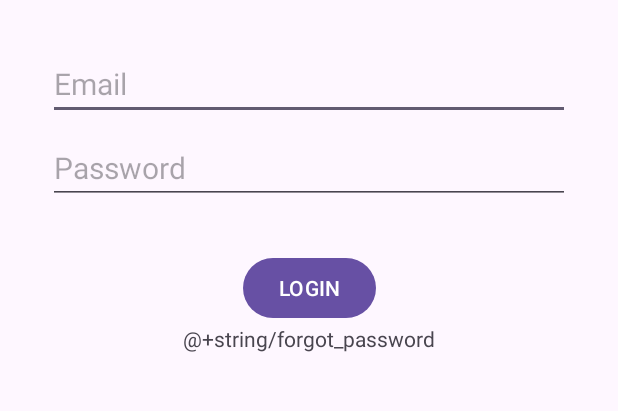
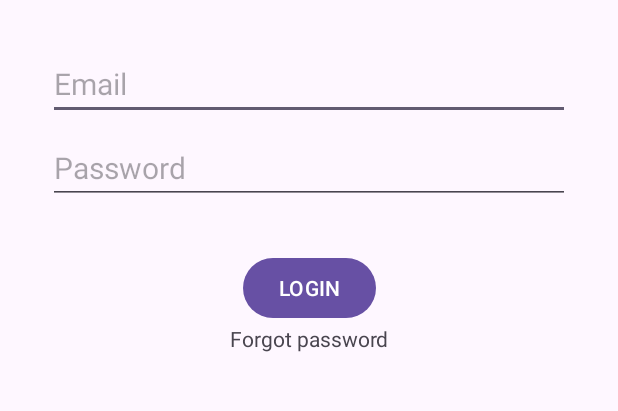
Before and after one commit to nguyentk31/Attendance-Application, an Android app: the screen it shows after launch (MainActivity), on a phone screen of 412 x 824 dp, the part 348-759 px from its top. Run offline under Robolectric (Android 15) with nearby library versions, the phone set to English and light mode, and no system bars; our stand-ins replace Firebase (no records; nobody signed in at launch, a user with empty details on screens opened directly), Room's generated code.

Commit message:
xu ly dung do

```diff
--- a/app/src/main/AndroidManifest.xml
+++ b/app/src/main/AndroidManifest.xml
@@ -23,7 +23,7 @@
             android:name=".Activities.SecondActivity"
             android:exported="false" />
         <activity
-            android:name=".MainActivity"
+            android:name=".Activities.MainActivity"
             android:exported="true">
             <intent-filter>
                 <action android:name="android.intent.action.MAIN" />
--- a/app/src/main/java/com/example/attendanceapplication/Activities/ForgotPasswordActivity.java
+++ b/app/src/main/java/com/example/attendanceapplication/Activities/ForgotPasswordActivity.java
@@ -13,7 +13,6 @@ import android.widget.Toast;
 import androidx.annotation.NonNull;
 import androidx.appcompat.app.AppCompatActivity;
 
-import com.example.attendanceapplication.MainActivity;
 import com.example.attendanceapplication.R;
 import com.google.android.gms.tasks.OnCompleteListener;
 import com.google.android.gms.tasks.Task;
--- a/app/src/main/java/com/example/attendanceapplication/Activities/MainActivity.java
+++ b/app/src/main/java/com/example/attendanceapplication/Activities/MainActivity.java
@@ -1,4 +1,4 @@
-package com.example.attendanceapplication;
+package com.example.attendanceapplication.Activities;
 
 import androidx.appcompat.app.AppCompatActivity;
 import androidx.room.Room;
@@ -10,10 +10,9 @@ import android.widget.Button;
 import android.widget.EditText;
 import android.widget.Toast;
 
-import com.example.attendanceapplication.Activities.AddRole;
-import com.example.attendanceapplication.Activities.SecondActivity;
 import com.example.attendanceapplication.DataAccess.AppDatabase;
 import com.example.attendanceapplication.Models.UserModel;
+import com.example.attendanceapplication.R;
 import com.google.firebase.auth.FirebaseAuth;
 
 public class MainActivity extends AppCompatActivity {
--- a/app/src/main/java/com/example/attendanceapplication/DataAccess/AppDatabase.java
+++ b/app/src/main/java/com/example/attendanceapplication/DataAccess/AppDatabase.java
@@ -1,13 +1,9 @@
 package com.example.attendanceapplication.DataAccess;
-
-import android.content.Context;
-import android.os.AsyncTask;
 
 import androidx.room.AutoMigration;
 import androidx.room.Database;
 import androidx.room.RoomDatabase;
 import androidx.room.TypeConverters;
-import androidx.room.Room;
 import com.example.attendanceapplication.Converters.Converter;
 import com.example.attendanceapplication.Models.AcceptReport;
 import com.example.attendanceapplication.Models.ManagerModel;
--- a/app/src/main/java/com/example/attendanceapplication/Fragments/ProfileFragment.java
+++ b/app/src/main/java/com/example/attendanceapplication/Fragments/ProfileFragment.java
@@ -9,9 +9,8 @@ import android.widget.Button;
 import android.widget.Toast;
 import androidx.fragment.app.Fragment;
 
-import com.example.attendanceapplication.MainActivity;
+import com.example.attendanceapplication.Activities.MainActivity;
 import com.example.attendanceapplication.R;
-import com.example.attendanceapplication.SecondActivity;
 import com.google.firebase.auth.FirebaseAuth;
 
 public class ProfileFragment extends Fragment {
--- a/app/src/main/java/com/example/attendanceapplication/Models/AcceptReport.java
+++ b/app/src/main/java/com/example/attendanceapplication/Models/AcceptReport.java
@@ -2,7 +2,6 @@ package com.example.attendanceapplication.Models;
 
 import androidx.room.Entity;
 import androidx.room.ForeignKey;
-import androidx.room.PrimaryKey;
 
 @Entity(tableName = "DuyetBaoCao" ,primaryKeys = {"MaBaoCao" , "MaQuanLy" , "MaTrangThai"},
         foreignKeys = {
--- a/app/src/main/java/com/example/attendanceapplication/Models/ConfigureRelation/RoleWithManagers.java
+++ b/app/src/main/java/com/example/attendanceapplication/Models/ConfigureRelation/RoleWithManagers.java
@@ -5,8 +5,6 @@ import androidx.room.Relation;
 
 import com.example.attendanceapplication.Models.ManagerModel;
 import com.example.attendanceapplication.Models.RoleModel;
-import com.example.attendanceapplication.Models.RoomModel;
-import com.example.attendanceapplication.Models.UserModel;
 
 import java.util.List;
 
--- a/app/src/main/java/com/example/attendanceapplication/Models/ConfigureRelation/UserWithReports.java
+++ b/app/src/main/java/com/example/attendanceapplication/Models/ConfigureRelation/UserWithReports.java
@@ -4,7 +4,6 @@ import androidx.room.Embedded;
 import androidx.room.Relation;
 
 import com.example.attendanceapplication.Models.ReportModel;
-import com.example.attendanceapplication.Models.RoleModel;
 import com.example.attendanceapplication.Models.UserModel;
 
 import java.util.List;
--- a/app/src/main/java/com/example/attendanceapplication/Models/UserModel.java
+++ b/app/src/main/java/com/example/attendanceapplication/Models/UserModel.java
@@ -1,7 +1,6 @@
 package com.example.attendanceapplication.Models;
 
 import androidx.annotation.NonNull;
-import androidx.room.ColumnInfo;
 import androidx.room.Entity;
 import androidx.room.ForeignKey;
 import androidx.room.PrimaryKey;
--- a/app/src/main/java/com/example/attendanceapplication/Repository/RoleDao.java
+++ b/app/src/main/java/com/example/attendanceapplication/Repository/RoleDao.java
@@ -6,8 +6,6 @@ import androidx.room.Insert;
 import androidx.room.Query;
 
 import com.example.attendanceapplication.Models.RoleModel;
-import com.example.attendanceapplication.Models.RoomModel;
-import com.example.attendanceapplication.Models.UserModel;
 
 import java.util.List;
 
--- a/app/src/main/res/layout/activity_main.xml
+++ b/app/src/main/res/layout/activity_main.xml
@@ -3,8 +3,7 @@
     xmlns:app="http://schemas.android.com/apk/res-auto"
     xmlns:tools="http://schemas.android.com/tools"
     android:layout_width="match_parent"
-    android:layout_height="match_parent"
-    tools:context=".MainActivity">
+    android:layout_height="match_parent">
 
 
     <EditText
@@ -21,7 +20,7 @@
         app:layout_constraintEnd_toEndOf="parent"
         app:layout_constraintHorizontal_bias="0.0"
         app:layout_constraintStart_toStartOf="parent"
-        app:layout_constraintTop_toBottomOf="@+id/imageView" />
+        app:layout_constraintTop_toBottomOf="@id/imageView" />
 
     <EditText
         android:id="@+id/etPassword"
@@ -36,7 +35,7 @@
         android:textSize="20sp"
         app:layout_constraintEnd_toEndOf="parent"
         app:layout_constraintStart_toStartOf="parent"
-        app:layout_constraintTop_toBottomOf="@+id/etEmail" />
+        app:layout_constraintTop_toBottomOf="@id/etEmail" />
 
     <Button
         android:id="@+id/btnLogin"
@@ -46,16 +45,16 @@
         android:text="@string/login"
         app:layout_constraintEnd_toEndOf="parent"
         app:layout_constraintStart_toStartOf="parent"
-        app:layout_constraintTop_toBottomOf="@+id/etPassword" />
+        app:layout_constraintTop_toBottomOf="@id/etPassword" />
 
     <TextView
         android:id="@+id/tvForgotPassword"
         android:layout_width="wrap_content"
         android:layout_height="wrap_content"
-        android:text="@+string/forgot_password"
+        android:text="@string/forgot_password"
         app:layout_constraintEnd_toEndOf="parent"
         app:layout_constraintStart_toStartOf="parent"
-        app:layout_constraintTop_toBottomOf="@+id/btnLogin" />
+        app:layout_constraintTop_toBottomOf="@id/btnLogin" />
 
     <ImageView
         android:id="@+id/imageView"
--- a/app/src/main/res/layout/create_department.xml
+++ b/app/src/main/res/layout/create_department.xml
@@ -1,7 +1,6 @@
 <?xml version="1.0" encoding="utf-8"?>
 <androidx.constraintlayout.widget.ConstraintLayout xmlns:android="http://schemas.android.com/apk/res/android"
     xmlns:app="http://schemas.android.com/apk/res-auto"
-    xmlns:tools="http://schemas.android.com/tools"
     android:layout_width="match_parent"
     android:layout_height="match_parent">
 
--- a/app/src/main/res/layout/create_user.xml
+++ b/app/src/main/res/layout/create_user.xml
@@ -1,7 +1,6 @@
 <?xml version="1.0" encoding="utf-8"?>
 <androidx.constraintlayout.widget.ConstraintLayout xmlns:android="http://schemas.android.com/apk/res/android"
     xmlns:app="http://schemas.android.com/apk/res-auto"
-    xmlns:tools="http://schemas.android.com/tools"
     android:layout_width="match_parent"
     android:layout_height="match_parent">
 
--- a/app/src/main/res/layout/employee_list.xml
+++ b/app/src/main/res/layout/employee_list.xml
@@ -1,7 +1,6 @@
 <?xml version="1.0" encoding="utf-8"?>
 <androidx.constraintlayout.widget.ConstraintLayout xmlns:android="http://schemas.android.com/apk/res/android"
     xmlns:app="http://schemas.android.com/apk/res-auto"
-    xmlns:tools="http://schemas.android.com/tools"
     android:layout_width="match_parent"
     android:layout_height="match_parent">
 
--- a/app/src/main/res/layout/forgot_password.xml
+++ b/app/src/main/res/layout/forgot_password.xml
@@ -1,7 +1,6 @@
 <?xml version="1.0" encoding="utf-8"?>
 <androidx.constraintlayout.widget.ConstraintLayout xmlns:android="http://schemas.android.com/apk/res/android"
     xmlns:app="http://schemas.android.com/apk/res-auto"
-    xmlns:tools="http://schemas.android.com/tools"
     android:layout_width="match_parent"
     android:layout_height="match_parent">
 
--- a/app/src/main/res/layout/fragment_profile.xml
+++ b/app/src/main/res/layout/fragment_profile.xml
@@ -1,7 +1,6 @@
 <?xml version="1.0" encoding="utf-8"?>
 <LinearLayout xmlns:android="http://schemas.android.com/apk/res/android"
     xmlns:app="http://schemas.android.com/apk/res-auto"
-    xmlns:tools="http://schemas.android.com/tools"
     android:layout_width="match_parent"
     android:layout_height="match_parent"
     android:orientation="vertical">
--- a/app/src/main/res/layout/reset_password.xml
+++ b/app/src/main/res/layout/reset_password.xml
@@ -1,7 +1,6 @@
 <?xml version="1.0" encoding="utf-8"?>
 <androidx.constraintlayout.widget.ConstraintLayout xmlns:android="http://schemas.android.com/apk/res/android"
     xmlns:app="http://schemas.android.com/apk/res-auto"
-    xmlns:tools="http://schemas.android.com/tools"
     android:layout_width="match_parent"
     android:layout_height="match_parent">
 
--- a/app/src/main/res/layout/update_department.xml
+++ b/app/src/main/res/layout/update_department.xml
@@ -1,7 +1,6 @@
 <?xml version="1.0" encoding="utf-8"?>
 <androidx.constraintlayout.widget.ConstraintLayout xmlns:android="http://schemas.android.com/apk/res/android"
     xmlns:app="http://schemas.android.com/apk/res-auto"
-    xmlns:tools="http://schemas.android.com/tools"
     android:layout_width="match_parent"
     android:layout_height="match_parent">
 
--- a/app/src/main/res/layout/update_user.xml
+++ b/app/src/main/res/layout/update_user.xml
@@ -1,7 +1,6 @@
 <?xml version="1.0" encoding="utf-8"?>
 <androidx.constraintlayout.widget.ConstraintLayout xmlns:android="http://schemas.android.com/apk/res/android"
     xmlns:app="http://schemas.android.com/apk/res-auto"
-    xmlns:tools="http://schemas.android.com/tools"
     android:layout_width="match_parent"
     android:layout_height="match_parent">
 
```
Also changed, not shown: app/src/main/res/layout/fragment_attendance.xml (+7 -2 lines).
